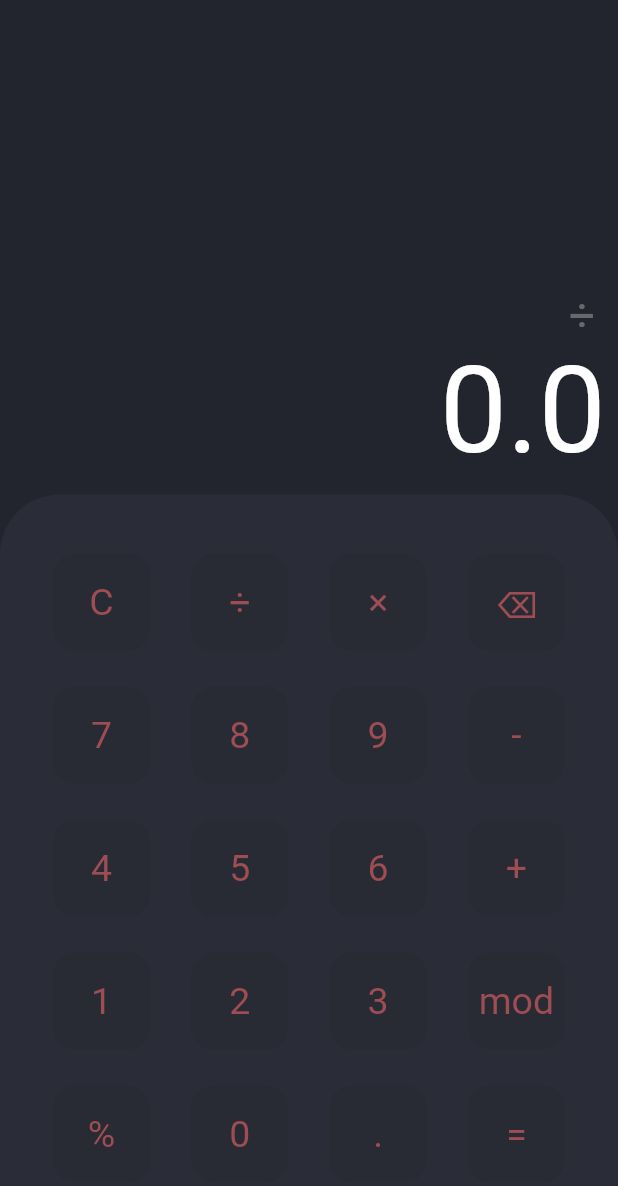
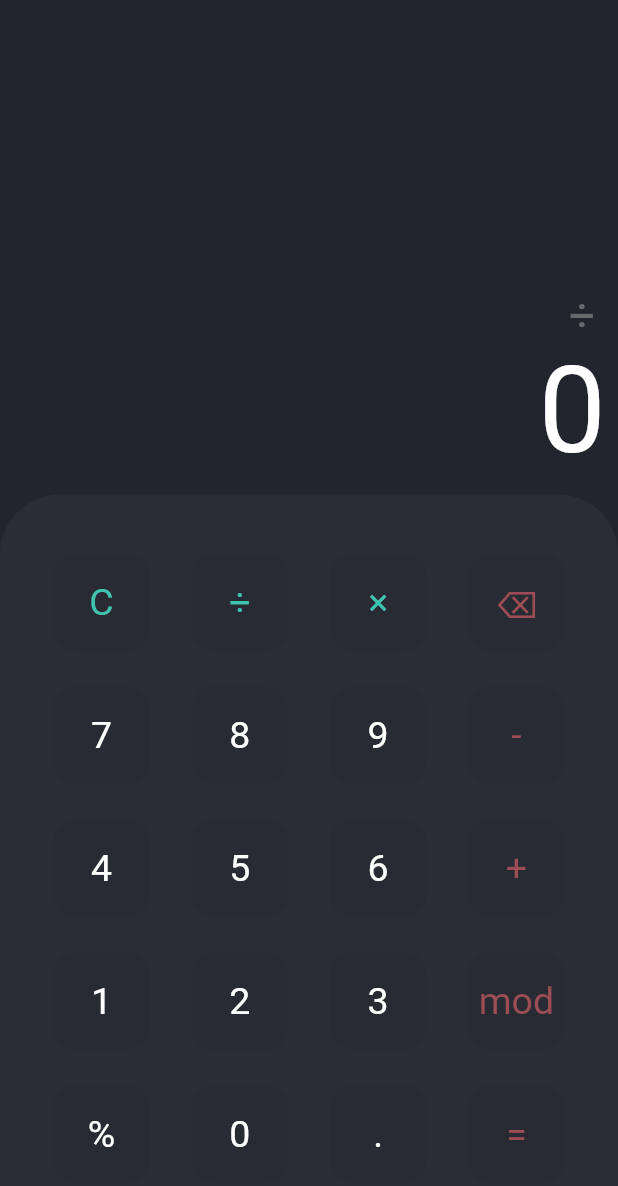
Before and after one commit to karthxk/calculator-flutter, a Flutter app: the screen it shows after launch, after a tap on an icon or button, on a phone screen of 412 x 824 dp. Shown: the top 1186 px of the screen. Run offline on Flutter 3.47's test engine with Material 2 defaults, Android fonts, the phone set to English and light mode, and no system bars.

Commit message:
changed button colors

```diff
--- a/lib/calculator_brain.dart
+++ b/lib/calculator_brain.dart
@@ -1,8 +1,9 @@
 class CalculatorBrain {
   double total = 0;
+  String display = '';
   String input = '';
   String previousKey = '';
-  bool arith = false;
+  bool arithmetic = false;
   void assignFunction(String pressedKey) {
     if (pressedKey == '0' ||
         pressedKey == '1' ||
@@ -15,8 +16,9 @@ class CalculatorBrain {
         pressedKey == '8' ||
         pressedKey == '9' ||
         pressedKey == '.') {
+      display = display + pressedKey;
       previousKey = pressedKey;
-      arith = false;
+      arithmetic = false;
       appendToString(pressedKey);
     } else if (pressedKey == ' + ' ||
         pressedKey == ' - ' ||
@@ -25,27 +27,29 @@ class CalculatorBrain {
         pressedKey == ' ÷ ' ||
         pressedKey == ' × ') {
       if (pressedKey != previousKey) {
-        if (arith == false) {
+        if (arithmetic == false) {
           appendToString(pressedKey);
           previousKey = pressedKey;
-          arith = true;
+          arithmetic = true;
         } else {
           input = input.substring(0, input.length - 3) + pressedKey;
         }
       }
     } else if (pressedKey == 'C') {
       input = '';
-      arith = false;
+      arithmetic = false;
       previousKey = '';
+      display = '';
     } else if (pressedKey == '⌫' && input.length != 0) {
       input = input.substring(0, input.length - previousKey.length);
       previousKey = pressedKey;
-      arith = false;
-      // print(input[input.length - 1]);
+      arithmetic = false;
     }
   }
 
   void appendToString(String pressedKey) {
     input = input + pressedKey;
   }
+
+  void calculation() {}
 }
--- a/lib/screens/calculator_page.dart
+++ b/lib/screens/calculator_page.dart
@@ -8,7 +8,7 @@ class CalculatorPage extends StatefulWidget {
 }
 
 class _CalculatorPageState extends State<CalculatorPage> {
-  List buttons = [
+  List<String> buttons = [
     'C',
     ' ÷ ',
     ' × ',
@@ -30,7 +30,28 @@ class _CalculatorPageState extends State<CalculatorPage> {
     '.',
     '='
   ];
-
+  List<Color> buttonColors = [
+    Color(0xFF40C3AF),
+    Color(0xFF40C3AF),
+    Color(0xFF40C3AF),
+    Color(0xFF9D4D53),
+    Color(0xFFFFFFFF),
+    Color(0xFFFFFFFF),
+    Color(0xFFFFFFFF),
+    Color(0xFF9D4D53),
+    Color(0xFFFFFFFF),
+    Color(0xFFFFFFFF),
+    Color(0xFFFFFFFF),
+    Color(0xFF9D4D53),
+    Color(0xFFFFFFFF),
+    Color(0xFFFFFFFF),
+    Color(0xFFFFFFFF),
+    Color(0xFF9D4D53),
+    Color(0xFFFFFFFF),
+    Color(0xFFFFFFFF),
+    Color(0xFFFFFFFF),
+    Color(0xFF9D4D53),
+  ];
   CalculatorBrain calculatorBrain = CalculatorBrain();
   @override
   Widget build(BuildContext context) {
@@ -65,7 +86,9 @@ class _CalculatorPageState extends State<CalculatorPage> {
                       ),
                       Container(
                         child: Text(
-                          '${calculatorBrain.total}',
+                          calculatorBrain.display.length == 0
+                              ? '0'
+                              : calculatorBrain.display,
                           textAlign: TextAlign.end,
                           style: TextStyle(
                             fontSize: 80.0,
@@ -100,7 +123,7 @@ class _CalculatorPageState extends State<CalculatorPage> {
                           children: [
                             for (int j = 0; j < 4; j++)
                               ButtonContainer(
-                                clr: Color(0xFF9D4D53),
+                                clr: buttonColors[4 * i + j],
                                 text: buttons[4 * i + j],
                                 onTap: () {
                                   setState(() {
```
Also changed, not shown: pubspec.lock.
